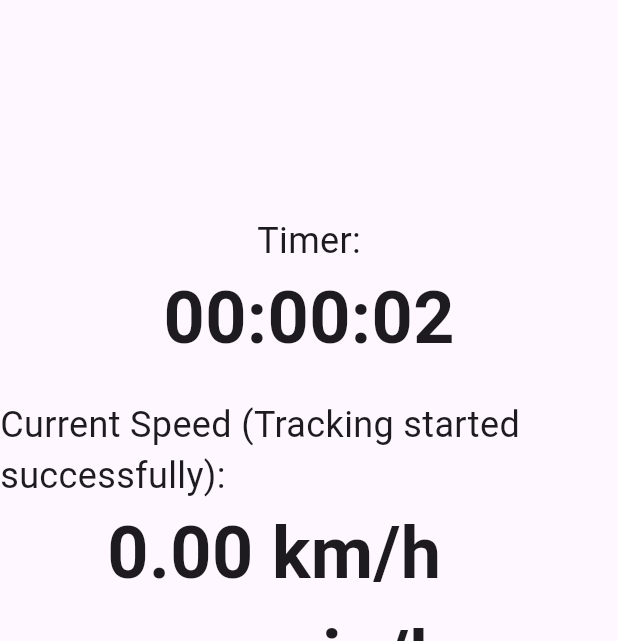
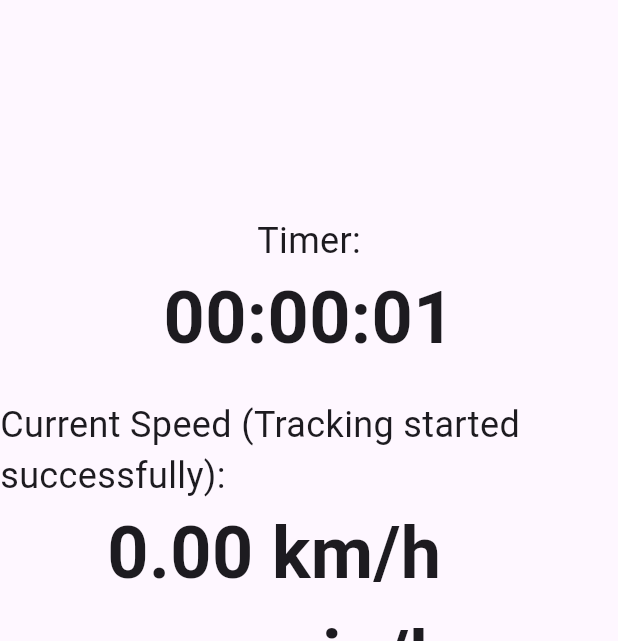
Before and after one commit to MathieuxHugo/FitnessTracker, a Flutter app: the screen it shows after launch, after a tap on "Start", after a tap on "Pause", after a tap on "Resume", on a phone screen of 412 x 824 dp, the part 63-704 px from its top. Run offline on Flutter 3.47's test engine with Material 3 defaults, Android fonts, the phone set to English and light mode, and no system bars; our stand-ins replace fl_chart, flutter_map, flutter_tts, geolocator, latlong2, sqflite; missing offline and left inert: reorderable_list; accounts and stored records are empty.

```diff
--- a/fitnesstracker/lib/pages/new_activity_page.dart
+++ b/fitnesstracker/lib/pages/new_activity_page.dart
@@ -19,7 +19,8 @@ class _NewActivityPageState extends State<NewActivityPage> {
   String _minKM = "--:--";
   String timerText = "00:00:00";
   Timer? _timer;
-  int _elapsedSeconds = 0;
+  DateTime start = DateTime.now(), startPause = DateTime.now();
+  Duration pauseDuration = Duration.zero;
   String _lastUpdate="none"; // update frequency
   bool _isTracking = false; // Track if tracking is started
   bool _isPaused = false;  // Track if tracking has been paused
@@ -38,14 +39,11 @@ class _NewActivityPageState extends State<NewActivityPage> {
   }
 
   void _startTimer() {
-    _timer = Timer.periodic(Duration(seconds: 1), (timer) {
+    start = DateTime.now();
+    _timer = Timer.periodic(const Duration(seconds: 1), (timer) {
       setState(() {
         if(!_isPaused){
-          _elapsedSeconds++;
-          timerText = _formatTime(_elapsedSeconds);
-          if(_elapsedSeconds%30==0){
-            flutterTts.speak(_minKM.replaceAll(':', ' '));
-          }
+          timerText = _formatTime((DateTime.now().difference(start)-pauseDuration).inSeconds);
         }
       });
     });
@@ -127,7 +125,6 @@ class _NewActivityPageState extends State<NewActivityPage> {
     setState(() {
       _isTracking = true;
       _isPaused = false;
-      _elapsedSeconds = 0;
       timerText = "00:00:00";
     });
     _startTimer();
@@ -137,6 +134,7 @@ class _NewActivityPageState extends State<NewActivityPage> {
   void _onPause() {
     setState(() {
       _isPaused = true;
+      startPause = DateTime.now();
     });
   }
 
@@ -144,6 +142,7 @@ class _NewActivityPageState extends State<NewActivityPage> {
     setState(() {
       _isPaused = false;
       _isTracking = true;
+      pauseDuration += DateTime.now().difference(startPause);
     });
     _startTrackingSpeed();
   }
@@ -154,7 +153,6 @@ class _NewActivityPageState extends State<NewActivityPage> {
       setState(() {
         _isTracking = false;
         _isPaused = false;
-        _elapsedSeconds = 0;
         timerText = "00:00:00";
       });
       _stopTimer();
```
